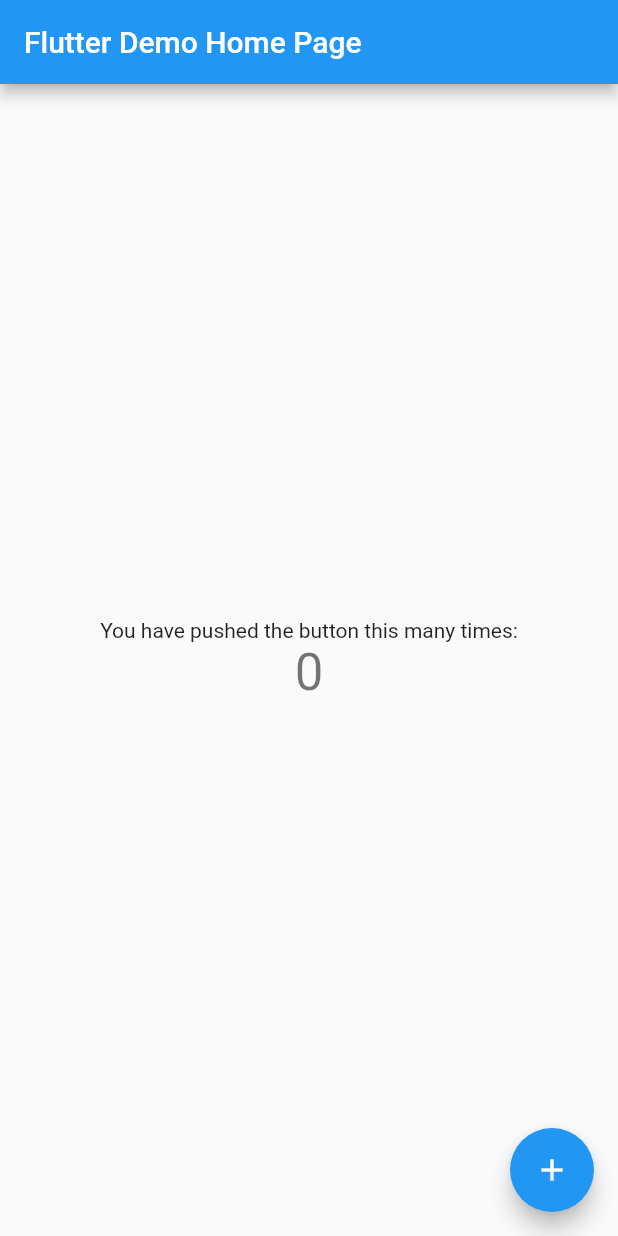
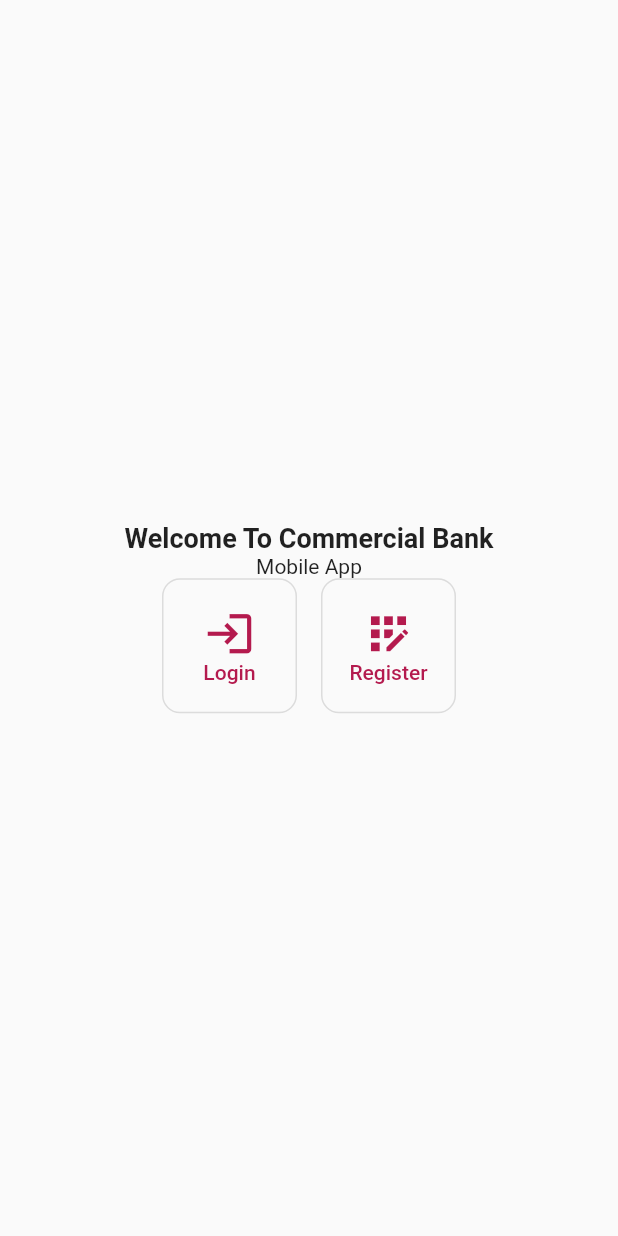
Before and after one commit to tareq453/cbq_demo, a Flutter app: the screen it shows after launch, on a phone screen of 412 x 824 dp. Run offline on Flutter 3.47's test engine with Material 2 defaults, Android fonts, the phone set to English and light mode, and no system bars.

Commit message:
-- working on home page.

```diff
--- a/lib/main.dart
+++ b/lib/main.dart
@@ -1,4 +1,6 @@
 import 'package:flutter/material.dart';
+
+import 'ui/pages/home_page.dart';
 
 void main() {
   runApp(const MyApp());
@@ -22,94 +24,12 @@ class MyApp extends StatelessWidget {
           // or simply save your changes to "hot reload" in a Flutter IDE).
           // Notice that the counter didn't reset back to zero; the application
           // is not restarted.
-        primarySwatch: Colors.blue,
-      ),
-      home: const MyHomePage(title: 'Flutter Demo Home Page'),
+          colorScheme: ColorScheme.fromSwatch()
+              .copyWith(primary: const Color(0xffb41a4e)),
+          textTheme: ThemeData.light().textTheme.copyWith(
+            titleMedium: const TextStyle(fontWeight: FontWeight.bold,fontSize: 18)
+          )),
+      home: const HomePage(),
     );
   }
 }
-
-class MyHomePage extends StatefulWidget {
-  const MyHomePage({super.key, required this.title});
-
-  // This widget is the home page of your application. It is stateful, meaning
-  // that it has a State object (defined below) that contains fields that affect
-  // how it looks.
-
-  // This class is the configuration for the state. It holds the values (in this
-  // case the title) provided by the parent (in this case the App widget) and
-  // used by the build method of the State. Fields in a Widget subclass are
-  // always marked "final".
-
-  final String title;
-
-  @override
-  State<MyHomePage> createState() => _MyHomePageState();
-}
-
-class _MyHomePageState extends State<MyHomePage> {
-  int _counter = 0;
-
-  void _incrementCounter() {
-    setState(() {
-      // This call to setState tells the Flutter framework that something has
-      // changed in this State, which causes it to rerun the build method below
-      // so that the display can reflect the updated values. If we changed
-      // _counter without calling setState(), then the build method would not be
-      // called again, and so nothing would appear to happen.
-      _counter++;
-    });
-  }
-
-  @override
-  Widget build(BuildContext context) {
-    // This method is rerun every time setState is called, for instance as done
-    // by the _incrementCounter method above.
-    //
-    // The Flutter framework has been optimized to make rerunning build methods
-    // fast, so that you can just rebuild anything that needs updating rather
-    // than having to individually change instances of widgets.
-    return Scaffold(
-      appBar: AppBar(
-        // Here we take the value from the MyHomePage object that was created by
-        // the App.build method, and use it to set our appbar title.
-        title: Text(widget.title),
-      ),
-      body: Center(
-        // Center is a layout widget. It takes a single child and positions it
-        // in the middle of the parent.
-        child: Column(
-          // Column is also a layout widget. It takes a list of children and
-          // arranges them vertically. By default, it sizes itself to fit its
-          // children horizontally, and tries to be as tall as its parent.
-          //
-          // Invoke "debug painting" (press "p" in the console, choose the
-          // "Toggle Debug Paint" action from the Flutter Inspector in Android
-          // Studio, or the "Toggle Debug Paint" command in Visual Studio Code)
-          // to see the wireframe for each widget.
-          //
-          // Column has various properties to control how it sizes itself and
-          // how it positions its children. Here we use mainAxisAlignment to
-          // center the children vertically; the main axis here is the vertical
-          // axis because Columns are vertical (the cross axis would be
-          // horizontal).
-          mainAxisAlignment: MainAxisAlignment.center,
-          children: <Widget>[
-            const Text(
-              'You have pushed the button this many times:',
-            ),
-            Text(
-              '$_counter',
-              style: Theme.of(context).textTheme.headline4,
-            ),
-          ],
-        ),
-      ),
-      floatingActionButton: FloatingActionButton(
-        onPressed: _incrementCounter,
-        tooltip: 'Increment',
-        child: const Icon(Icons.add),
-      ), // This trailing comma makes auto-formatting nicer for build methods.
-    );
-  }
-}
--- /dev/null
+++ b/lib/ui/pages/home_page.dart
@@ -0,0 +1,56 @@
+import 'package:flutter/material.dart';
+
+class HomePage extends StatelessWidget {
+  const HomePage({Key? key}) : super(key: key);
+
+  Widget _homeButton(
+      IconData buttonIcon, String buttonText, Function()? clickHandler) {
+    return Padding(
+      padding: const EdgeInsets.symmetric(horizontal: 8),
+      child: OutlinedButton(
+          style: OutlinedButton.styleFrom(
+              fixedSize: const Size(90, 90),
+              shape: RoundedRectangleBorder(
+                  borderRadius: BorderRadius.circular(12))),
+          onPressed: clickHandler,
+          child: Center(
+              child: Column(
+                  mainAxisAlignment: MainAxisAlignment.center,
+                  children: [
+                Icon(
+                  buttonIcon,
+                  size: 35,
+                ),
+                Text(buttonText)
+              ]))),
+    );
+  }
+
+  void _register() {}
+
+  void _login() {}
+
+  @override
+  Widget build(BuildContext context) {
+    return Scaffold(
+      body: Column(
+        mainAxisAlignment: MainAxisAlignment.center,
+        children: [
+          Text("Welcome To Commercial Bank",style: Theme.of(context).textTheme.titleMedium,),
+          const Text("Mobile App"),
+          Row(
+            mainAxisAlignment: MainAxisAlignment.center,
+            children: [
+              _homeButton(Icons.login, "Login", _login),
+              _homeButton(
+                Icons.app_registration,
+                "Register",
+                _register,
+              )
+            ],
+          )
+        ],
+      ),
+    );
+  }
+}
```
Lines whose indentation alone changed are shown as unchanged.
